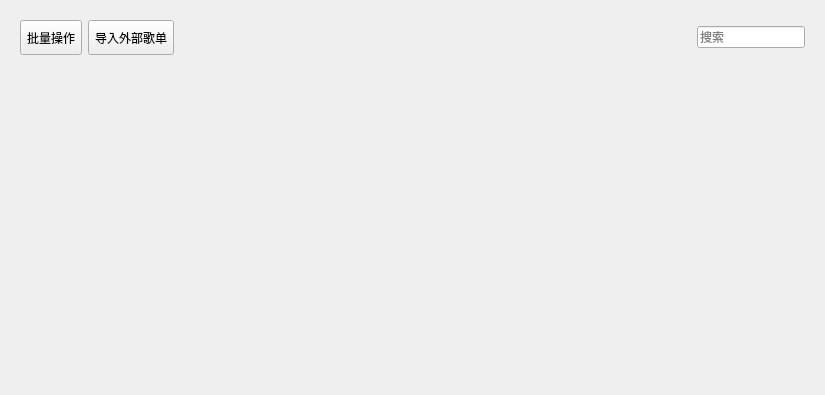
Before: the Qt Designer form KuGouStart/MyCollection/SongListWidget/SongListWidget.ui in a-mo-xi-wei/Qt-KuGouAppClient, drawn with Qt 5.
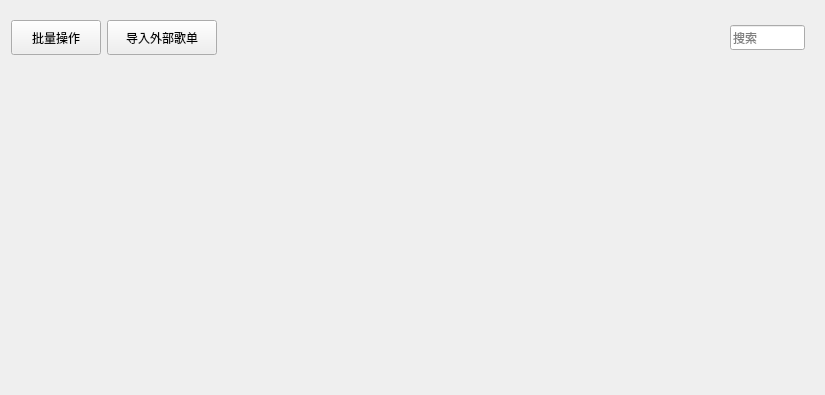
After: the same form once the commit is applied. Custom widgets are drawn as their Qt base class.

```diff
--- a/KuGouStart/MyCollection/SongListWidget/SongListWidget.ui
+++ b/KuGouStart/MyCollection/SongListWidget/SongListWidget.ui
@@ -17,6 +17,9 @@
    <item>
     <widget class="QWidget" name="widget" native="true">
      <layout class="QHBoxLayout" name="horizontalLayout">
+      <property name="leftMargin">
+       <number>0</number>
+      </property>
       <item>
        <widget class="QToolButton" name="toolButton">
         <property name="sizePolicy">
@@ -27,13 +30,13 @@
         </property>
         <property name="minimumSize">
          <size>
-          <width>0</width>
+          <width>90</width>
           <height>35</height>
          </size>
         </property>
         <property name="maximumSize">
          <size>
-          <width>16777215</width>
+          <width>90</width>
           <height>35</height>
          </size>
         </property>
@@ -43,19 +46,22 @@
         <property name="text">
          <string>批量操作</string>
         </property>
+        <property name="toolButtonStyle">
+         <enum>Qt::ToolButtonTextBesideIcon</enum>
+        </property>
        </widget>
       </item>
       <item>
        <widget class="QToolButton" name="toolButton_2">
         <property name="minimumSize">
          <size>
-          <width>0</width>
+          <width>110</width>
           <height>35</height>
          </size>
         </property>
         <property name="maximumSize">
          <size>
-          <width>16777215</width>
+          <width>110</width>
           <height>35</height>
          </size>
         </property>
@@ -88,6 +94,18 @@
           <verstretch>0</verstretch>
          </sizepolicy>
         </property>
+        <property name="minimumSize">
+         <size>
+          <width>75</width>
+          <height>25</height>
+         </size>
+        </property>
+        <property name="maximumSize">
+         <size>
+          <width>75</width>
+          <height>25</height>
+         </size>
+        </property>
         <property name="placeholderText">
          <string>搜索</string>
         </property>
```
Left out of the diff: 6 changed lines with no effect on the pictures.
